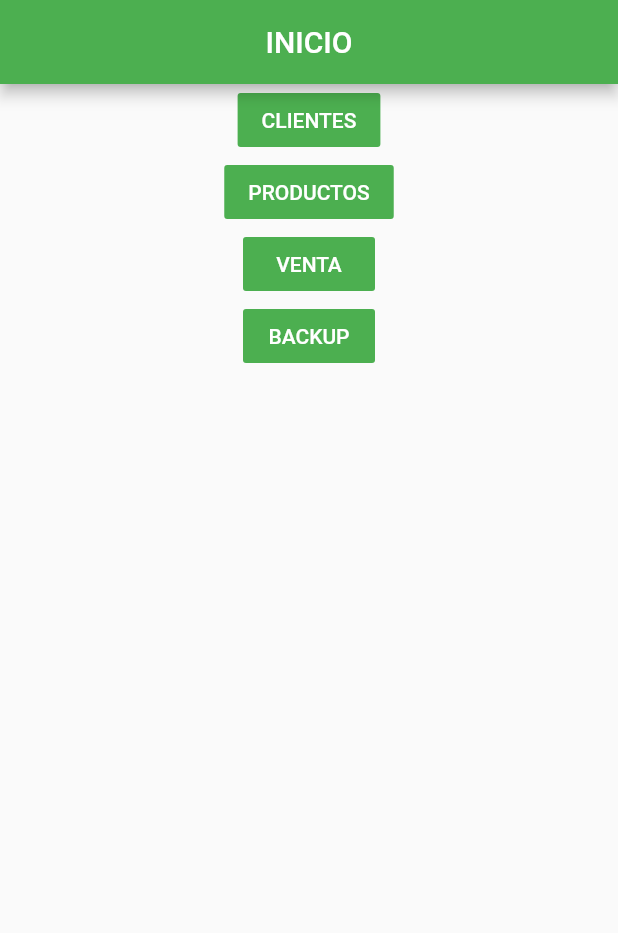
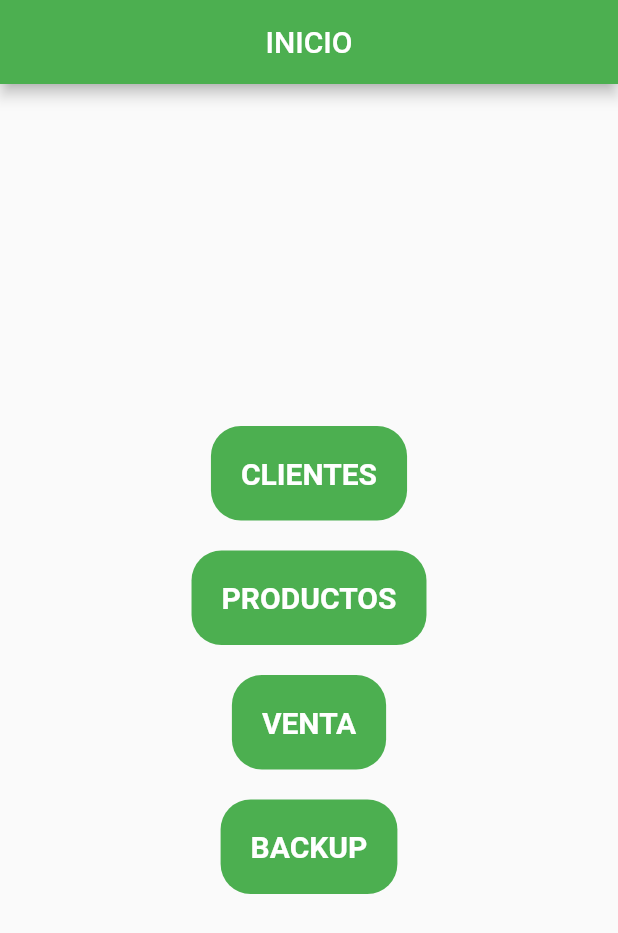
Before and after one commit to jaalorsa517/ADSI-SENA, a Flutter app: the screen it shows after launch, on a phone screen of 412 x 824 dp. Shown: the top 933 px of the screen. Run offline on Flutter 3.47's test engine with Material 2 defaults, Android fonts, the light colour scheme and no system bars; our stand-ins replace sqflite; accounts and stored records are empty.

Commit message:
Se termino el modulo ventas y se organizó el diseño de una forma decente. Falta hacer prueba de escritorio

```diff
--- a/lib/models/venta/inventario/inventarios.dart
+++ b/lib/models/venta/inventario/inventarios.dart
@@ -167,7 +167,7 @@ class Inventarios {
     try {
       List<Map<String, dynamic>> list = await db.rawQuery("""
         SELECT
-        ${Setup.PEDIDO_TABLE}.${Setup.COLUMN_PEDIDO['fechaPedido']} as ${_alias['fecha']},
+        MAX(${Setup.PEDIDO_TABLE}.${Setup.COLUMN_PEDIDO['fechaPedido']}) AS ${_alias['fecha']},
         ${Setup.PRODUCTO_TABLE}.${Setup.COLUMN_PRODUCTO['id']} AS ${_alias['id']},
         ${Setup.PRODUCTO_TABLE}.${Setup.COLUMN_PRODUCTO['nombre']} AS ${_alias['producto']},
         ${Setup.PRODUCTO_TABLE}.${Setup.COLUMN_PRODUCTO['precio']} AS ${_alias['precio']},
--- a/lib/ui/screens/sc_main.dart
+++ b/lib/ui/screens/sc_main.dart
@@ -22,12 +22,29 @@ class ScMain extends StatelessWidget {
         appBar: AppBar(
             title: Center(child: Text('INICIO')),
             backgroundColor: Colors.green),
-        body: Center(
-            child: Column(children: <Widget>[
-          new WBoton('CLIENTES', '/cliente'),
-          new WBoton('PRODUCTOS', '/producto'),
-          new WBoton('VENTA', '/venta'),
-          new WBoton('BACKUP', '/backup')
-        ])));
+        body: Padding(
+          padding: const EdgeInsets.all(20.0),
+          child: Center(
+              child: Column(
+                  mainAxisAlignment: MainAxisAlignment.center,
+                  children: <Widget>[
+                Padding(
+                  padding: const EdgeInsets.all(10.0),
+                  child: new WBoton('CLIENTES', '/cliente'),
+                ),
+                Padding(
+                  padding: const EdgeInsets.all(10.0),
+                  child: new WBoton('PRODUCTOS', '/producto'),
+                ),
+                Padding(
+                  padding: const EdgeInsets.all(10.0),
+                  child: new WBoton('VENTA', '/venta'),
+                ),
+                Padding(
+                  padding: const EdgeInsets.all(10.0),
+                  child: new WBoton('BACKUP', '/backup'),
+                )
+              ])),
+        ));
   }
 }
--- a/lib/ui/widgets/wboton.dart
+++ b/lib/ui/widgets/wboton.dart
@@ -18,10 +18,15 @@ class _WBoton extends State<WBoton> {
   @override
   Widget build(BuildContext context) {
     return new FlatButton(
+      padding: EdgeInsets.all(20),
+      shape: RoundedRectangleBorder(borderRadius: BorderRadius.circular(20)),
       onPressed: () {
         Navigator.pushNamed(context, this.event);
       },
-      child: Text(this.nom),
+      child: Text(
+        this.nom,
+        style: TextStyle(fontSize: 20, fontWeight: FontWeight.bold),
+      ),
       color: colorGenerico,
       textColor: Colors.white,
     );
```
Also changed, not shown: lib/ui/screens/sc_venta.dart (+49 -14 lines), lib/ui/widgets/dialog_cliente.dart (+76 -26 lines), lib/ui/widgets/dialog_producto.dart (+35 -12 lines).
